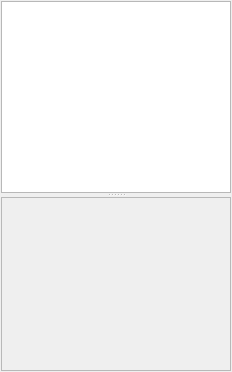
Above: SIMPLVtkLib/QtWidgets/UI_Files/VisualizationFilterWidgets.ui from tplatt77/SIMPLVtkLib before the change. Below: the same form after it.
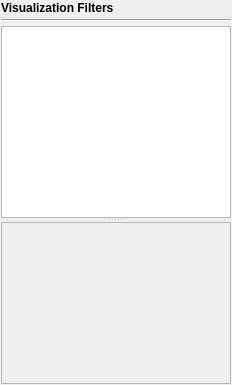
That is the form after the change. Custom widgets are drawn as their Qt base class.

Commit message: Added a header label before the visualization filters view

What changed in the file:
```diff
--- a/SIMPLVtkLib/QtWidgets/UI_Files/VisualizationFilterWidgets.ui
+++ b/SIMPLVtkLib/QtWidgets/UI_Files/VisualizationFilterWidgets.ui
@@ -29,7 +29,7 @@
    <property name="spacing">
     <number>4</number>
    </property>
-   <item row="0" column="0">
+   <item row="2" column="0">
     <widget class="QSplitter" name="splitter_2">
      <property name="orientation">
       <enum>Qt::Vertical</enum>
@@ -61,7 +61,7 @@
          <x>0</x>
          <y>0</y>
          <width>228</width>
-         <height>171</height>
+         <height>168</height>
         </rect>
        </property>
        <layout class="QVBoxLayout" name="verticalLayout_7">
@@ -108,6 +108,26 @@
      </widget>
     </widget>
    </item>
+   <item row="0" column="0">
+    <widget class="QLabel" name="label">
+     <property name="font">
+      <font>
+       <weight>75</weight>
+       <bold>true</bold>
+      </font>
+     </property>
+     <property name="text">
+      <string>Visualization Filters</string>
+     </property>
+    </widget>
+   </item>
+   <item row="1" column="0">
+    <widget class="Line" name="line">
+     <property name="orientation">
+      <enum>Qt::Horizontal</enum>
+     </property>
+    </widget>
+   </item>
   </layout>
  </widget>
  <customwidgets>
```
